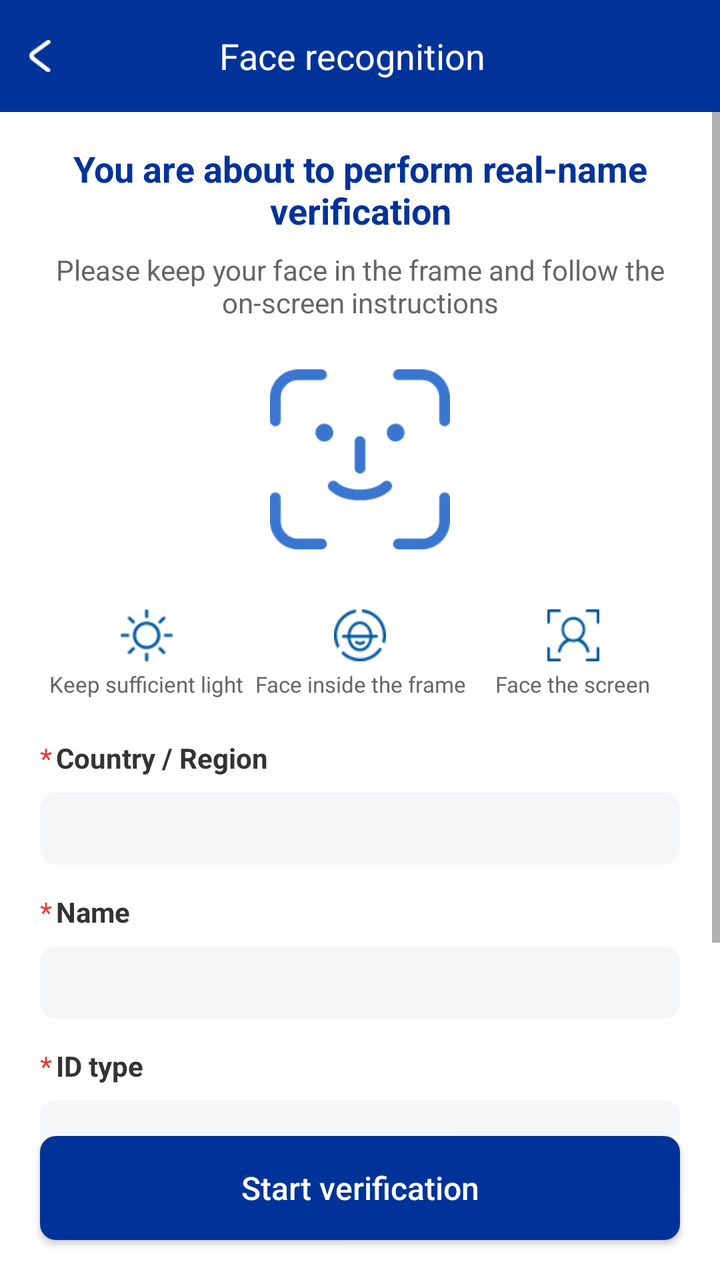
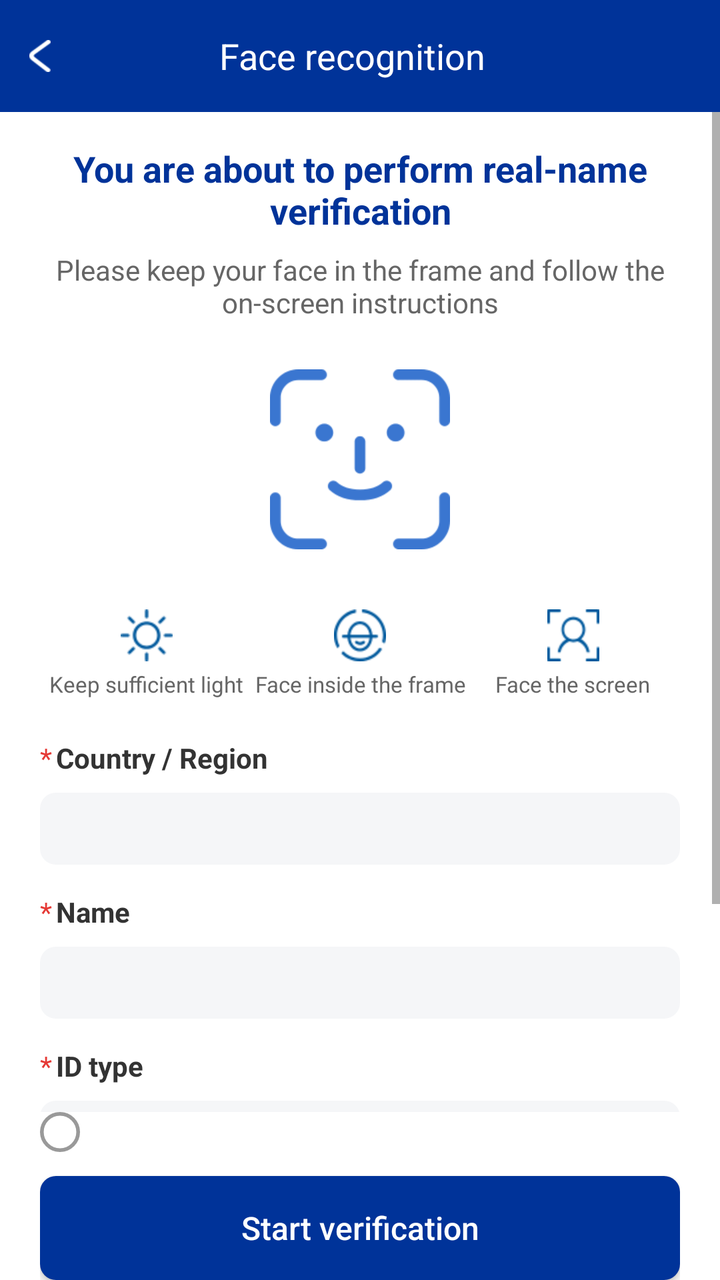

An Android layout rendered at two revisions. The XML below is the earlier revision; the diff shows what the commit changed to produce the second picture.
<!-- AndroidManifest.xml: another module's application theme Theme.TestFace -->
<!-- res/layout/aeye_activity_info_confirm.xml -->
<?xml version="1.0" encoding="utf-8"?>
<LinearLayout xmlns:android="http://schemas.android.com/apk/res/android"
    android:layout_width="match_parent"
    android:layout_height="match_parent"
    android:background="@color/white"
    android:orientation="vertical">

    <LinearLayout
        android:id="@+id/face_toolbar"
        android:layout_width="match_parent"
        android:layout_height="wrap_content"
        android:minHeight="56dp"
        android:background="@color/face_theme_primary"
        android:gravity="center_vertical"
        android:orientation="horizontal">

        <ImageView
            android:id="@+id/btn_back"
            android:layout_width="40dp"
            android:layout_height="40dp"
            android:contentDescription="@string/aeye_msg_cancel"
            android:padding="12dp"
            android:src="@drawable/aeye_return" />

        <TextView
            android:layout_width="0dp"
            android:layout_height="wrap_content"
            android:layout_weight="1"
            android:gravity="center"
            android:text="@string/face_title"
            android:textColor="@color/white"
            android:textSize="18sp" />

        <View
            android:layout_width="48dp"
            android:layout_height="48dp" />
    </LinearLayout>

    <ScrollView
        android:layout_width="match_parent"
        android:layout_height="0dp"
        android:layout_weight="1"
        android:fillViewport="true">

        <LinearLayout
            android:layout_width="match_parent"
            android:layout_height="wrap_content"
            android:orientation="vertical"
            android:paddingStart="20dp"
            android:paddingTop="16dp"
            android:paddingEnd="20dp"
            android:paddingBottom="24dp">

            <TextView
                android:id="@+id/tv_main_title"
                android:layout_width="match_parent"
                android:gravity="center"
                android:layout_height="wrap_content"
                android:text="@string/info_confirm_main_title"
                android:textColor="@color/face_theme_primary"
                android:textSize="18sp"
                android:textStyle="bold" />

            <TextView
                android:id="@+id/tv_sub_title"
                android:layout_width="match_parent"
                android:layout_height="wrap_content"
                android:layout_marginTop="8dp"
                android:gravity="center"
                android:text="@string/info_confirm_sub_title"
                android:textColor="@color/face_hint_sub"
                android:textSize="14sp" />


                <ImageView
                    android:id="@+id/iv_person_placeholder"
                    android:layout_width="90dp"
                    android:layout_height="90dp"
                    android:layout_gravity="center"
                    android:layout_marginTop="24dp"
                    android:adjustViewBounds="true"
                    android:contentDescription="@null"
                    android:scaleType="fitCenter"
                    android:src="@drawable/ic_person_defalut" />

            <LinearLayout
                android:layout_width="match_parent"
                android:layout_height="wrap_content"
                android:layout_marginTop="30dp"
                android:gravity="center"
                android:orientation="horizontal">

                <LinearLayout
                    android:layout_width="0dp"
                    android:layout_height="wrap_content"
                    android:layout_weight="1"
                    android:gravity="center"
                    android:orientation="vertical">

                    <ImageView
                        android:layout_width="26dp"
                        android:layout_height="26dp"
                        android:contentDescription="@null"
                        android:src="@drawable/ic_info_1" />

                    <TextView
                        android:layout_width="wrap_content"
                        android:layout_height="wrap_content"
                        android:layout_marginTop="4dp"
                        android:gravity="center"
                        android:text="@string/info_hint_light"
                        android:textColor="@color/face_hint_sub"
                        android:textSize="11sp" />
                </LinearLayout>

                <LinearLayout
                    android:layout_width="0dp"
                    android:layout_height="wrap_content"
                    android:layout_weight="1"
                    android:gravity="center"
                    android:orientation="vertical">

                    <ImageView
                        android:layout_width="26dp"
                        android:layout_height="26dp"
                        android:contentDescription="@null"
                        android:src="@drawable/ic_info_2" />

                    <TextView
                        android:layout_width="wrap_content"
                        android:layout_height="wrap_content"
                        android:layout_marginTop="4dp"
                        android:gravity="center"
                        android:text="@string/info_hint_frame"
                        android:textColor="@color/face_hint_sub"
                        android:textSize="11sp" />
                </LinearLayout>

                <LinearLayout
                    android:layout_width="0dp"
                    android:layout_height="wrap_content"
                    android:layout_weight="1"
                    android:gravity="center"
                    android:orientation="vertical">

                    <ImageView
                        android:layout_width="26dp"
                        android:layout_height="26dp"
                        android:contentDescription="@null"
                        android:src="@drawable/ic_info_3" />

                    <TextView
                        android:layout_width="wrap_content"
                        android:layout_height="wrap_content"
                        android:layout_marginTop="4dp"
                        android:gravity="center"
                        android:text="@string/info_hint_front"
                        android:textColor="@color/face_hint_sub"
                        android:textSize="11sp" />
                </LinearLayout>
            </LinearLayout>

            
            <LinearLayout
                android:id="@+id/ll_user_info_card"
                android:layout_width="match_parent"
                android:layout_height="wrap_content"
                android:layout_marginTop="20dp"
                android:orientation="vertical">

                <LinearLayout
                    android:layout_width="match_parent"
                    android:layout_height="wrap_content"
                    android:orientation="vertical">

                    <LinearLayout
                        android:layout_width="wrap_content"
                        android:layout_height="wrap_content"
                        android:gravity="center_vertical"
                        android:orientation="horizontal">

                        <TextView
                            android:layout_width="wrap_content"
                            android:layout_height="wrap_content"
                            android:text="*"
                            android:textColor="@color/face_result_fail"
                            android:textSize="14sp" />

                        <TextView
                            android:layout_width="wrap_content"
                            android:layout_height="wrap_content"
                            android:layout_marginStart="2dp"
                            android:textStyle="bold"
                            android:text="@string/info_field_region"
                            android:textColor="@color/face_info_field_text"
                            android:textSize="14sp" />
                    </LinearLayout>

                    <TextView
                        android:id="@+id/tv_region"
                        android:layout_width="match_parent"
                        android:layout_height="36dp"
                        android:layout_marginTop="8dp"
                        android:background="@drawable/aeye_info_field_box"
                        android:ellipsize="end"
                        android:gravity="center_vertical"
                        android:maxLines="1"
                        android:paddingStart="12dp"
                        android:paddingEnd="12dp"
                        android:textColor="@color/face_info_field_text"
                        android:textSize="15sp" />
                </LinearLayout>

                <LinearLayout
                    android:layout_width="match_parent"
                    android:layout_height="wrap_content"
                    android:layout_marginTop="14dp"
                    android:orientation="vertical">

                    <LinearLayout
                        android:layout_width="wrap_content"
                        android:layout_height="wrap_content"
                        android:gravity="center_vertical"
                        android:orientation="horizontal">

                        <TextView
                            android:layout_width="wrap_content"
                            android:layout_height="wrap_content"
                            android:text="*"
                            android:textColor="@color/face_result_fail"
                            android:textSize="14sp" />

                        <TextView
                            android:layout_width="wrap_content"
                            android:layout_height="wrap_content"
                            android:layout_marginStart="2dp"
                            android:text="@string/info_field_name"
                            android:textStyle="bold"
                            android:textColor="@color/face_info_field_text"
                            android:textSize="14sp" />
                    </LinearLayout>

                    <TextView
                        android:id="@+id/tv_name"
                        android:layout_width="match_parent"
                        android:layout_height="36dp"
                        android:layout_marginTop="8dp"
                        android:background="@drawable/aeye_info_field_box"
                        android:ellipsize="end"
                        android:gravity="center_vertical"
                        android:maxLines="1"
                        android:paddingStart="12dp"
                        android:paddingEnd="12dp"
                        android:textColor="@color/face_info_field_text"
                        android:textSize="15sp" />
                </LinearLayout>

                <LinearLayout
                    android:layout_width="match_parent"
                    android:layout_height="wrap_content"
                    android:layout_marginTop="14dp"
                    android:orientation="vertical">

                    <LinearLayout
                        android:layout_width="wrap_content"
                        android:layout_height="wrap_content"
                        android:gravity="center_vertical"
                        android:orientation="horizontal">

                        <TextView
                            android:layout_width="wrap_content"
                            android:layout_height="wrap_content"
                            android:text="*"
                            android:textColor="@color/face_result_fail"
                            android:textSize="14sp" />

                        <TextView
                            android:layout_width="wrap_content"
                            android:layout_height="wrap_content"
                            android:layout_marginStart="2dp"
                            android:text="@string/info_field_id_type"
                            android:textStyle="bold"
                            android:textColor="@color/face_info_field_text"
                            android:textSize="14sp" />
                    </LinearLayout>

                    <TextView
                        android:id="@+id/tv_id_type"
                        android:layout_width="match_parent"
                        android:layout_height="36dp"
                        android:layout_marginTop="8dp"
                        android:background="@drawable/aeye_info_field_box"
                        android:ellipsize="end"
                        android:gravity="center_vertical"
                        android:maxLines="1"
                        android:paddingStart="12dp"
                        android:paddingEnd="12dp"
                        android:textColor="@color/face_info_field_text"
                        android:textSize="15sp" />
                </LinearLayout>

                <LinearLayout
                    android:layout_width="match_parent"
                    android:layout_height="wrap_content"
                    android:layout_marginTop="14dp"
                    android:orientation="vertical">

                    <LinearLayout
                        android:layout_width="wrap_content"
                        android:layout_height="wrap_content"
                        android:gravity="center_vertical"
                        android:orientation="horizontal">

                        <TextView
                            android:layout_width="wrap_content"
                            android:layout_height="wrap_content"
                            android:text="*"
                            android:textColor="@color/face_result_fail"
                            android:textSize="14sp" />

                        <TextView
                            android:layout_width="wrap_content"
                            android:layout_height="wrap_content"
                            android:layout_marginStart="2dp"
                            android:text="@string/info_field_id_number"
                            android:textStyle="bold"
                            android:textColor="@color/face_info_field_text"
                            android:textSize="14sp" />
                    </LinearLayout>

                    <TextView
                        android:id="@+id/tv_id_number"
                        android:layout_width="match_parent"
                        android:layout_height="36dp"
                        android:layout_marginTop="8dp"
                        android:background="@drawable/aeye_info_field_box"
                        android:ellipsize="end"
                        android:gravity="center_vertical"
                        android:maxLines="1"
                        android:paddingStart="12dp"
                        android:paddingEnd="12dp"
                        android:textColor="@color/face_info_field_text"
                        android:textSize="15sp" />
                </LinearLayout>
            </LinearLayout>
        </LinearLayout>
    </ScrollView>

    <Button
        android:id="@+id/btn_start"
        android:layout_width="match_parent"
        android:layout_height="52dp"
        android:layout_marginStart="20dp"
        android:layout_marginEnd="20dp"
        android:layout_marginBottom="20dp"
        android:background="@drawable/aeye_btn_primary_navy"
        android:text="@string/info_start_verify"
        android:textAllCaps="false"
        android:textColor="@color/white"
        android:textSize="16sp" />
</LinearLayout>
<!-- resources referenced by this layout -->
<resources>
  <color name="face_hint_sub">#666666</color>
  <color name="face_info_field_text">#333333</color>
  <color name="face_result_fail">#E53935</color>
  <color name="face_theme_primary">#003399</color>
  <color name="white">#ffffff</color>
  <!-- drawable aeye_btn_primary_navy (drawable) -->
  <?xml version="1.0" encoding="utf-8"?>
  <shape xmlns:android="http://schemas.android.com/apk/res/android"
      android:shape="rectangle">
      <solid android:color="@color/face_theme_primary" />
      <corners android:radius="8dp" />
  </shape>
  <!-- drawable aeye_info_field_box (drawable) -->
  <?xml version="1.0" encoding="utf-8"?>
  <shape xmlns:android="http://schemas.android.com/apk/res/android"
      android:shape="rectangle">
      <solid android:color="@color/face_info_field_bg" />
      <corners android:radius="8dp" />
  </shape>
  <!-- drawable aeye_return: png bitmap (drawable-xhdpi, 455 bytes) -->
  <!-- drawable ic_info_1: png bitmap (drawable-xhdpi, 1321 bytes) -->
  <!-- drawable ic_info_2: png bitmap (drawable-xhdpi, 1947 bytes) -->
  <!-- drawable ic_info_3: png bitmap (drawable-xhdpi, 1218 bytes) -->
  <!-- drawable ic_person_defalut: png bitmap (drawable-xhdpi, 5385 bytes) -->
  <string name="aeye_msg_cancel">cancel</string>
  <string name="face_title">Face recognition</string>
  <string name="info_confirm_main_title">You are about to perform real-name verification</string>
  <string name="info_confirm_sub_title">Please keep your face in the frame and follow the on-screen instructions</string>
  <string name="info_field_id_number">ID number</string>
  <string name="info_field_id_type">ID type</string>
  <string name="info_field_name">Name</string>
  <string name="info_field_region">Country / Region</string>
  <string name="info_hint_frame">Face inside the frame</string>
  <string name="info_hint_front">Face the screen</string>
  <string name="info_hint_light">Keep sufficient light</string>
  <string name="info_start_verify">Start verification</string>
  <style name="Theme.TestFace" parent="Base.Theme.TestFace" />
  <color name="face_info_field_bg">#F5F6F8</color>
  <style name="Base.Theme.TestFace" parent="Theme.AppCompat.DayNight.NoActionBar">
          
          
      </style>
</resources>

<!-- the commit's change to res/layout/aeye_activity_info_confirm.xml (unified diff, before → after) -->
@@ -346,16 +346,47 @@
         </LinearLayout>
     </ScrollView>
 
-    <Button
-        android:id="@+id/btn_start"
+    <LinearLayout
+        android:id="@+id/face_confirm_bottom"
         android:layout_width="match_parent"
-        android:layout_height="52dp"
-        android:layout_marginStart="20dp"
-        android:layout_marginEnd="20dp"
-        android:layout_marginBottom="20dp"
-        android:background="@drawable/aeye_btn_primary_navy"
-        android:text="@string/info_start_verify"
-        android:textAllCaps="false"
-        android:textColor="@color/white"
-        android:textSize="16sp" />
+        android:layout_height="wrap_content"
+        android:orientation="vertical"
+        android:paddingStart="20dp"
+        android:paddingEnd="20dp">
+
+        <LinearLayout
+            android:id="@+id/agree_row"
+            android:layout_width="match_parent"
+            android:layout_height="wrap_content"
+            android:layout_marginBottom="12dp"
+            android:gravity="center_vertical"
+            android:orientation="horizontal">
+
+            <ImageView
+                android:id="@+id/iv_agree"
+                android:layout_width="20dp"
+                android:layout_height="20dp"
+                android:contentDescription="@string/info_agree_prefix"
+                android:src="@drawable/aeye_agree_unchecked" />
+
+            <TextView
+                android:id="@+id/tv_agree"
+                android:layout_width="0dp"
+                android:layout_height="wrap_content"
+                android:layout_marginStart="8dp"
+                android:layout_weight="1"
+                android:textColor="@color/face_hint_sub"
+                android:textSize="13sp" />
+        </LinearLayout>
+
+        <Button
+            android:id="@+id/btn_start"
+            android:layout_width="match_parent"
+            android:layout_height="52dp"
+            android:background="@drawable/aeye_btn_primary_navy"
+            android:text="@string/info_start_verify"
+            android:textAllCaps="false"
+            android:textColor="@color/white"
+            android:textSize="16sp" />
+    </LinearLayout>
 </LinearLayout>
<!-- resource entries referenced after the edit -->
@@ -5,6 +5,18 @@
   <color name="face_result_fail">#E53935</color>
   <color name="face_theme_primary">#003399</color>
   <color name="white">#ffffff</color>
+  <!-- drawable aeye_agree_unchecked (drawable) -->
+  <?xml version="1.0" encoding="utf-8"?>
+  <shape xmlns:android="http://schemas.android.com/apk/res/android"
+      android:shape="oval">
+      <stroke
+          android:width="1.5dp"
+          android:color="#999999" />
+      <solid android:color="@android:color/transparent" />
+      <size
+          android:width="18dp"
+          android:height="18dp" />
+  </shape>
   <!-- drawable aeye_btn_primary_navy (drawable) -->
   <?xml version="1.0" encoding="utf-8"?>
   <shape xmlns:android="http://schemas.android.com/apk/res/android"
@@ -26,6 +38,7 @@
   <!-- drawable ic_person_defalut: png bitmap (drawable-xhdpi, 5385 bytes) -->
   <string name="aeye_msg_cancel">cancel</string>
   <string name="face_title">Face recognition</string>
+  <string name="info_agree_prefix">I have read and agree to</string>
   <string name="info_confirm_main_title">You are about to perform real-name verification</string>
   <string name="info_confirm_sub_title">Please keep your face in the frame and follow the on-screen instructions</string>
   <string name="info_field_id_number">ID number</string>
